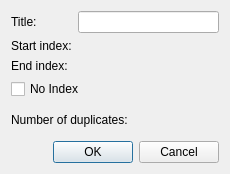
European-XFEL/Karabo, file src/pythonGui/karabogui/project/dialog/object_duplicate.ui: the form before one commit.
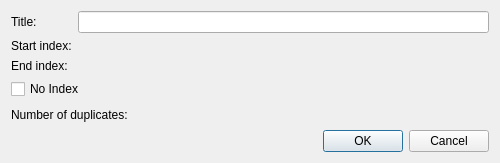
The form after the commit.

Commit message: GUI: Wider duplicate dialog to account for real world devices

Patch:
```diff
--- a/src/pythonGui/karabogui/project/dialog/object_duplicate.ui
+++ b/src/pythonGui/karabogui/project/dialog/object_duplicate.ui
@@ -6,8 +6,8 @@
    <rect>
     <x>0</x>
     <y>0</y>
-    <width>230</width>
-    <height>174</height>
+    <width>500</width>
+    <height>163</height>
    </rect>
   </property>
   <property name="windowTitle">
```
